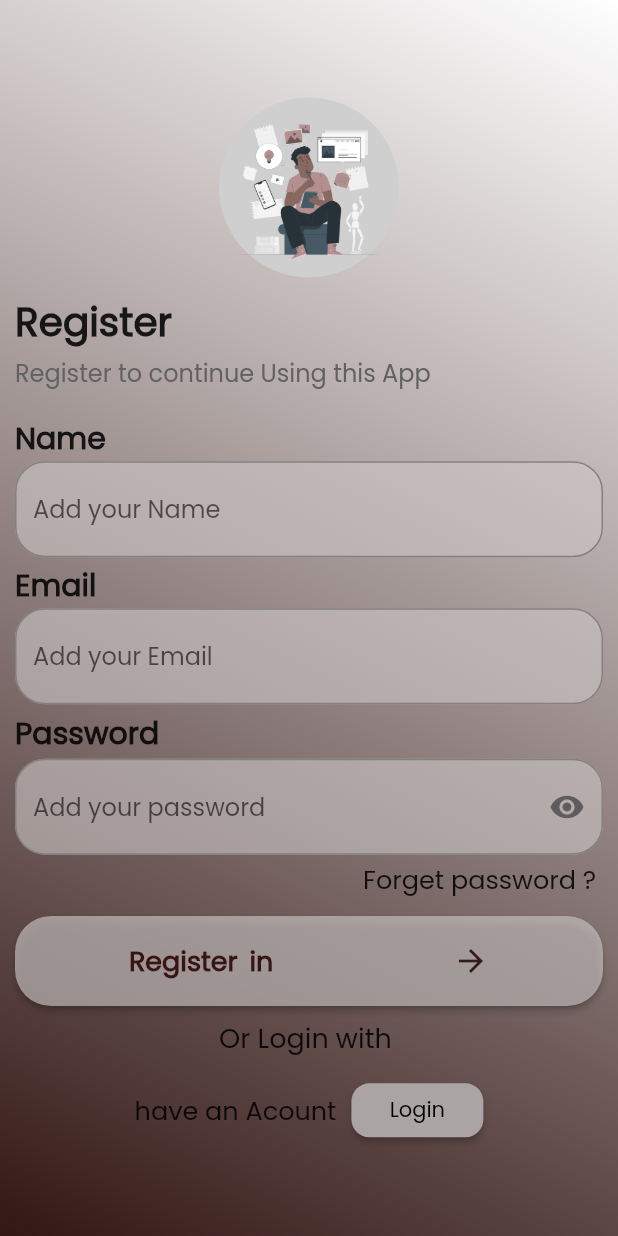
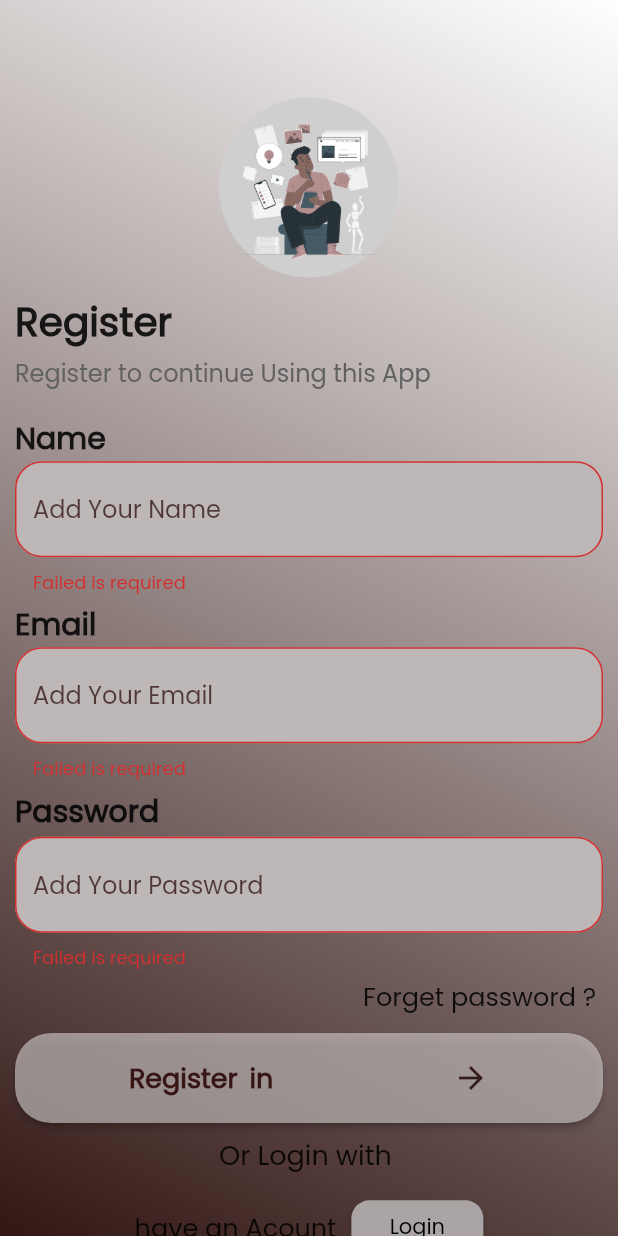
Before and after one commit to shadymohamed532001/Notely, a Flutter app: the RegisterView screen opened directly, after a tap on "Register in", on a phone screen of 412 x 824 dp. Run offline on Flutter 3.47's test engine with Material 2 defaults, Android fonts, the light colour scheme and no system bars; our stand-ins replace bloc, firebase_auth, firebase_core, flutter_bloc, hive, hive_flutter; accounts and stored records are empty.

Commit message:
USE FIrebase in login and register screan

```diff
--- a/lib/Views/CustomWigets/CustomTextFormFiled.dart
+++ b/lib/Views/CustomWigets/CustomTextFormFiled.dart
@@ -2,14 +2,18 @@ import 'package:flutter/material.dart';
 import 'package:notely/constans.dart';
 
 class CustomTextFormFiled extends StatelessWidget {
-  const CustomTextFormFiled(
-      {super.key,
-      this.onChanged,
-      this.onFieldSubmitted,
-      this.onSaved,
-      this.validator,
-      required this.hintText,
-      this.maxLine = 1});
+  const CustomTextFormFiled({
+    super.key,
+    this.onChanged,
+    this.onFieldSubmitted,
+    this.onSaved,
+    this.validator,
+    required this.hintText,
+    this.maxLine = 1,
+    this.filled,
+    this.fillColor,
+    this.controller,
+  });
 
   final Function(String)? onChanged;
   final Function(String)? onFieldSubmitted;
@@ -17,23 +21,31 @@ class CustomTextFormFiled extends StatelessWidget {
   final String? Function(String?)? validator;
   final String hintText;
   final int? maxLine;
+  final bool? filled;
+  final TextEditingController? controller;
+  final Color? fillColor;
   @override
   Widget build(BuildContext context) {
     return TextFormField(
+      onTapOutside: (Event) {
+        FocusManager.instance.primaryFocus?.unfocus();
+      },
       maxLines: maxLine,
+      controller: controller,
       onChanged: onChanged,
       onFieldSubmitted: onFieldSubmitted,
       onSaved: onSaved,
       validator: validator,
       decoration: InputDecoration(
+          filled: filled,
+          fillColor: fillColor,
           border: buildOutlineInputBorder(),
           focusedBorder:
               buildOutlineInputBorder(const Color.fromARGB(255, 66, 21, 21)),
           enabledBorder: buildOutlineInputBorder(),
           hintText: hintText,
-          hintStyle: const TextStyle(
-            wordSpacing: 4.3,
-            color: KprimeColor,
+          hintStyle: TextStyle(
+            color: KprimeColor.withOpacity(0.80),
           )),
     );
   }
@@ -42,5 +54,6 @@ class CustomTextFormFiled extends StatelessWidget {
 OutlineInputBorder buildOutlineInputBorder([color]) {
   return OutlineInputBorder(
       borderRadius: BorderRadius.circular(18),
-      borderSide: BorderSide(color: color ?? Colors.white));
+      borderSide:
+          BorderSide(color: color ?? Color.fromARGB(255, 196, 187, 187)));
 }
--- a/lib/Views/RegisterView.dart
+++ b/lib/Views/RegisterView.dart
@@ -1,14 +1,32 @@
+import 'package:firebase_auth/firebase_auth.dart';
 import 'package:flutter/material.dart';
+import 'package:notely/Views/CustomWigets/CustomTextFormFiled.dart';
 import 'package:notely/Views/CustomWigets/CutomBottom.dart';
+import 'package:notely/Views/LoginView.dart';
+import 'package:notely/Views/notesviews.dart';
 import 'package:notely/constans.dart';
 
-class RegisterView extends StatelessWidget {
+class RegisterView extends StatefulWidget {
   const RegisterView({super.key});
+
+  @override
+  State<RegisterView> createState() => _RegisterViewState();
+}
+
+class _RegisterViewState extends State<RegisterView> {
+  TextEditingController emailcontroller = TextEditingController();
+  TextEditingController passwordcontroller = TextEditingController();
+  TextEditingController namecontroller = TextEditingController();
+  final GlobalKey<FormState> formKey = new GlobalKey<FormState>();
+  AutovalidateMode? autovalidateMode = AutovalidateMode.disabled;
 
   @override
   Widget build(BuildContext context) {
     return Scaffold(
-      body: Container(
+      body: Form(
+        key: formKey,
+        autovalidateMode: autovalidateMode,
+        child: Container(
             decoration: const BoxDecoration(
               gradient: LinearGradient(
                 begin: Alignment.topRight,
@@ -73,35 +91,17 @@ class RegisterView extends StatelessWidget {
                           color: Colors.black87,
                         ),
                       ),
-                    TextFormField(
-                      cursorColor: Colors.black26,
-                      onTapOutside: (Event) {
-                        FocusManager.instance.primaryFocus?.unfocus();
+                      CustomTextFormFiled(
+                        validator: (value) {
+                          if (value!.isEmpty) {
+                            return 'Failed is required';
+                          } else
+                            return null;
                         },
-                      decoration: InputDecoration(
-                        fillColor: const Color.fromARGB(255, 204, 198, 198)
-                            .withOpacity(0.60),
+                        controller: namecontroller,
                         filled: true,
-                        hintText: 'Add your Name ',
-                        border: OutlineInputBorder(
-                          borderRadius: BorderRadius.circular(10),
-                          borderSide: const BorderSide(
-                            color: Color.fromARGB(255, 234, 226, 226),
-                          ),
-                        ),
-                        focusedBorder: OutlineInputBorder(
-                          borderRadius: BorderRadius.circular(20),
-                          borderSide: const BorderSide(
-                            color: Color.fromARGB(255, 241, 236, 236),
-                          ),
-                        ),
-                        enabledBorder: OutlineInputBorder(
-                          borderRadius: BorderRadius.circular(20),
-                          borderSide: const BorderSide(
-                            color: Color.fromARGB(255, 131, 128, 128),
-                          ),
-                        ),
-                      ),
+                        fillColor: Color.fromRGBO(190, 183, 183, 1),
+                        hintText: 'Add Your Name',
                       ),
                       SizedBox(
                         height: MediaQuery.of(context).size.height / 200,
@@ -114,35 +114,17 @@ class RegisterView extends StatelessWidget {
                           color: Colors.black87,
                         ),
                       ),
-                    TextFormField(
-                      cursorColor: Colors.black26,
-                      onTapOutside: (Event) {
-                        FocusManager.instance.primaryFocus?.unfocus();
+                      CustomTextFormFiled(
+                        validator: (value) {
+                          if (value!.isEmpty) {
+                            return 'Failed is required';
+                          } else
+                            return null;
                         },
-                      decoration: InputDecoration(
-                        fillColor: const Color.fromARGB(255, 204, 198, 198)
-                            .withOpacity(0.60),
                         filled: true,
-                        hintText: 'Add your Email ',
-                        border: OutlineInputBorder(
-                          borderRadius: BorderRadius.circular(10),
-                          borderSide: const BorderSide(
-                            color: Color.fromARGB(255, 234, 226, 226),
-                          ),
-                        ),
-                        focusedBorder: OutlineInputBorder(
-                          borderRadius: BorderRadius.circular(20),
-                          borderSide: const BorderSide(
-                            color: Color.fromARGB(255, 241, 236, 236),
-                          ),
-                        ),
-                        enabledBorder: OutlineInputBorder(
-                          borderRadius: BorderRadius.circular(20),
-                          borderSide: const BorderSide(
-                            color: Color.fromARGB(255, 131, 128, 128),
-                          ),
-                        ),
-                      ),
+                        controller: emailcontroller,
+                        fillColor: Color.fromRGBO(190, 183, 183, 1),
+                        hintText: 'Add Your Email',
                       ),
                       SizedBox(
                         height: MediaQuery.of(context).size.height / 200,
@@ -158,40 +140,17 @@ class RegisterView extends StatelessWidget {
                       SizedBox(
                         height: MediaQuery.of(context).size.height / 400,
                       ),
-                    TextFormField(
-                      onTapOutside: (Event) {
-                        FocusManager.instance.primaryFocus?.unfocus();
+                      CustomTextFormFiled(
+                        validator: (value) {
+                          if (value!.isEmpty) {
+                            return 'Failed is required';
+                          } else
+                            return null;
                         },
-                      cursorColor: Colors.black,
-                      decoration: InputDecoration(
-                        fillColor: const Color.fromARGB(255, 204, 198, 198)
-                            .withOpacity(0.60),
+                        controller: passwordcontroller,
                         filled: true,
-                        hintText: 'Add your password ',
-                        suffixIcon: const Icon(Icons.visibility),
-                        suffixIconColor: MaterialStateColor.resolveWith(
-                            (states) => states.contains(MaterialState.focused)
-                                ? const Color.fromARGB(255, 99, 96, 96)
-                                : const Color.fromARGB(255, 94, 92, 92)),
-                        border: OutlineInputBorder(
-                          borderRadius: BorderRadius.circular(10),
-                          borderSide: const BorderSide(
-                            color: Color.fromARGB(255, 234, 226, 226),
-                          ),
-                        ),
-                        focusedBorder: OutlineInputBorder(
-                          borderRadius: BorderRadius.circular(20),
-                          borderSide: const BorderSide(
-                            color: Color.fromARGB(255, 241, 236, 236),
-                          ),
-                        ),
-                        enabledBorder: OutlineInputBorder(
-                          borderRadius: BorderRadius.circular(20),
-                          borderSide: const BorderSide(
-                            color: Color.fromARGB(255, 131, 128, 128),
-                          ),
-                        ),
-                      ),
+                        fillColor: Color.fromRGBO(190, 183, 183, 1),
+                        hintText: 'Add Your Password',
                       ),
                       SizedBox(
                         height: MediaQuery.of(context).size.height / 200,
@@ -210,10 +169,37 @@ class RegisterView extends StatelessWidget {
                       ),
                       CustomBottom(
                         width: double.infinity,
-                      backgroundColor: const Color.fromARGB(255, 202, 196, 196)
+                        backgroundColor:
+                            const Color.fromARGB(255, 202, 196, 196)
                                 .withOpacity(0.66),
                         title: 'Register in',
-                      onPressed: () {},
+                        onPressed: () async {
+                          if (formKey.currentState!.validate()) {
+                            try {
+                              await FirebaseAuth.instance
+                                  .createUserWithEmailAndPassword(
+                                email: emailcontroller.text,
+                                password: passwordcontroller.text,
+                              );
+                              Navigator.pushAndRemoveUntil(context,
+                                  MaterialPageRoute(builder: (context) {
+                                return NotesViews();
+                              }), (route) => false);
+                            } on FirebaseAuthException catch (e) {
+                              if (e.code == 'weak-password') {
+                                print('The password provided is too weak.');
+                              } else if (e.code == 'email-already-in-use') {
+                                print(
+                                    'The account already exists for that email.');
+                              }
+                            } catch (e) {
+                              print(e);
+                            }
+                          } else {
+                            autovalidateMode = AutovalidateMode.always;
+                            setState(() {});
+                          }
+                        },
                         icon: Icons.arrow_forward,
                       ),
                       SizedBox(
@@ -244,7 +230,7 @@ class RegisterView extends StatelessWidget {
                               fontWeight: FontWeight.w100,
                             ),
                           ),
-                        SizedBox(
+                          const SizedBox(
                             width: 10,
                           ),
                           MaterialButton(
@@ -252,7 +238,12 @@ class RegisterView extends StatelessWidget {
                             shape: RoundedRectangleBorder(
                               borderRadius: BorderRadius.circular(12),
                             ),
-                          onPressed: () {},
+                            onPressed: () async {
+                              Navigator.pushAndRemoveUntil(context,
+                                  MaterialPageRoute(builder: (context) {
+                                return LoginView();
+                              }), (route) => false);
+                            },
                             child: const Text(
                               'Login',
                               style: TextStyle(color: Colors.black),
@@ -265,6 +256,12 @@ class RegisterView extends StatelessWidget {
                 ),
               ],
             )),
+      ),
     );
   }
 }
+/* suffixIcon: const Icon(Icons.visibility),
+                        suffixIconColor: MaterialStateColor.resolveWith(
+                            (states) => states.contains(MaterialState.focused)
+                                ? const Color.fromARGB(255, 99, 96, 96)
+                                : const Color.fromARGB(255, 94, 92, 92)),*/
```
Also changed, not shown: lib/Views/CustomWigets/NotesViewsBody.dart (+8 -0 lines), lib/Views/LoginView.dart (+63 -66 lines), lib/main.dart (+6 -1 lines). Lines whose indentation alone changed are shown as unchanged.
